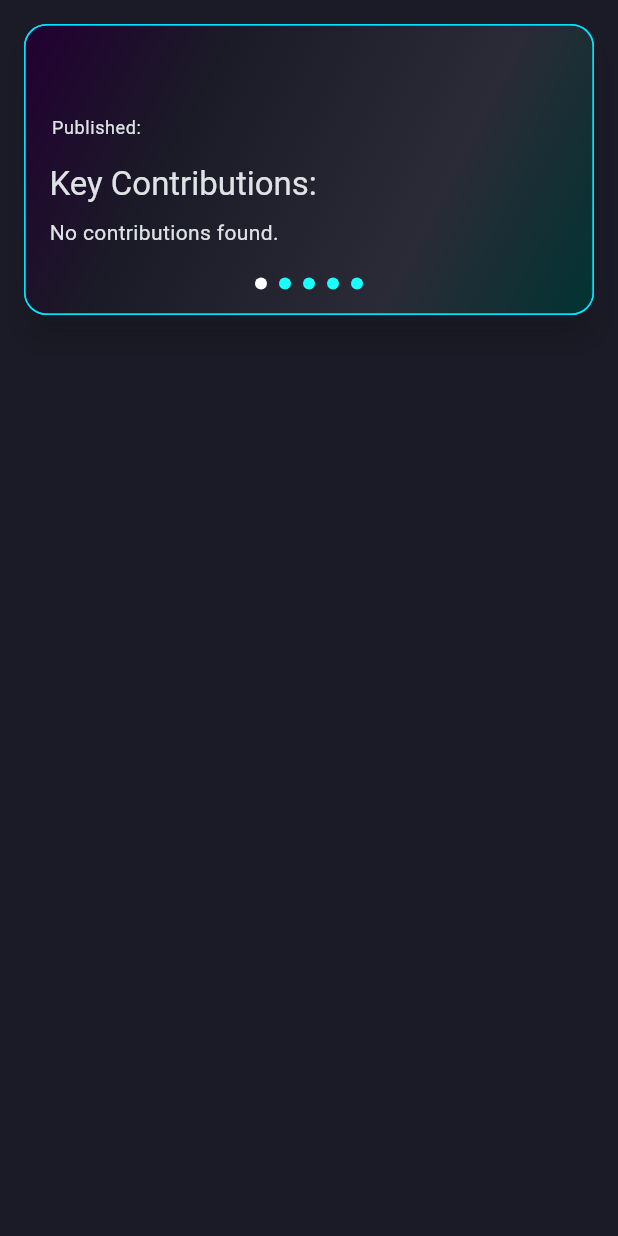
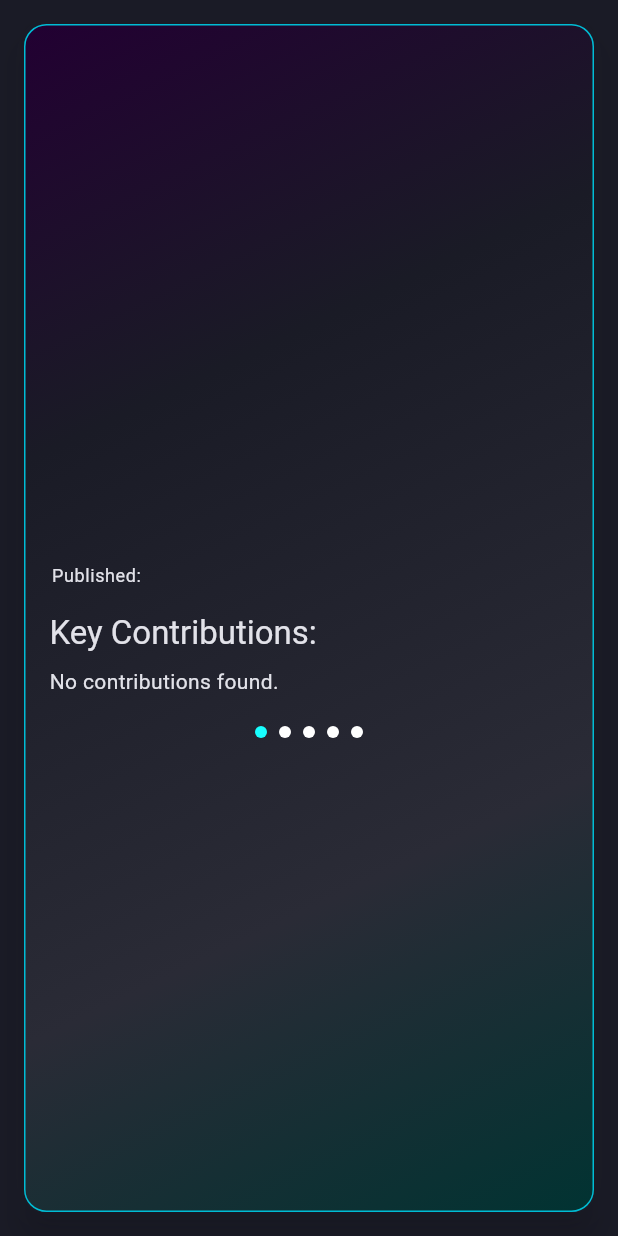
Before and after one commit to piromagnus/taiktok, a Flutter app: the PaperCard widget shown alone on an empty page, opened directly with empty values, on a phone screen of 412 x 824 dp. Run offline on Flutter 3.47's test engine with Material 3 defaults, Android fonts, the phone set to English and light mode, and no system bars; our stand-ins replace auto_size_text, cloud_firestore, firebase_core, shared_preferences; accounts and stored records are empty; network calls fail.

Commit message:
UI with animation + colors update + remove theme choice

```diff
--- a/taiktok/lib/main.dart
+++ b/taiktok/lib/main.dart
@@ -31,7 +31,7 @@ class MyApp extends StatefulWidget {
 }
 
 class _MyAppState extends State<MyApp> {
-  AppTheme _currentTheme = AppTheme.cyberNeon;
+  AppTheme _currentTheme = AppTheme.cyberGalaxy;
 
   @override
   void initState() {
@@ -41,11 +41,11 @@ class _MyAppState extends State<MyApp> {
 
   Future<void> _loadTheme() async {
     final prefs = await SharedPreferences.getInstance();
-    final themeName = prefs.getString('theme') ?? AppTheme.cyberNeon.name;
+    final themeName = prefs.getString('theme') ?? AppTheme.cyberGalaxy.name;
     setState(() {
       _currentTheme = AppTheme.values.firstWhere(
         (t) => t.name == themeName,
-        orElse: () => AppTheme.cyberNeon,
+        orElse: () => AppTheme.cyberGalaxy,
       );
     });
   }
@@ -630,28 +630,28 @@ class _SettingsDialogState extends State<_SettingsDialog> {
                 }
               },
             ),
-            const SizedBox(height: 20),
-            DropdownButtonFormField<AppTheme>(
-              value: _selectedTheme,
-              decoration: const InputDecoration(
-                labelText: 'Theme',
-                hintText: 'Select theme',
-              ),
-              items: AppTheme.values.map((theme) {
-                return DropdownMenuItem(
-                  value: theme,
-                  child: Text(theme.displayName),
-                );
-              }).toList(),
-              onChanged: (AppTheme? newValue) {
-                if (newValue != null) {
-                  setState(() {
-                    _selectedTheme = newValue;
-                  });
-                  widget.onThemeChanged(newValue);
-                }
-              },
-            ),
+            // const SizedBox(height: 20),
+            // DropdownButtonFormField<AppTheme>(
+            //   value: _selectedTheme,
+            //   decoration: const InputDecoration(
+            //     labelText: 'Theme',
+            //     hintText: 'Select theme',
+            //   ),
+            //   items: AppTheme.values.map((theme) {
+            //     return DropdownMenuItem(
+            //       value: theme,
+            //       child: Text(theme.displayName),
+            //     );
+            //   }).toList(),
+            //   onChanged: (AppTheme? newValue) {
+            //     if (newValue != null) {
+            //       setState(() {
+            //         _selectedTheme = newValue;
+            //       });
+            //       widget.onThemeChanged(newValue);
+            //     }
+            //   },
+            // ),
             const SizedBox(height: 20),
             ElevatedButton(
               onPressed: () {
@@ -681,6 +681,8 @@ class PaperCard extends StatefulWidget {
 }
 
 class _PaperCardState extends State<PaperCard> {
+  bool _leftTapped = false;
+  bool _rightTapped = false;
   int _currentSection = 0;
   final List<String> _sections = [
     'title',
@@ -727,9 +729,7 @@ class _PaperCardState extends State<PaperCard> {
           height: 8,
           decoration: BoxDecoration(
             shape: BoxShape.circle,
-            color: index == _currentSection
-                ? Colors.white
-                : Colors.cyanAccent.withValues(alpha: 100), // 0.3 * 255 = 77
+            color: index == _currentSection ? Colors.cyanAccent : Colors.white,
           ),
         ),
       ),
@@ -906,11 +906,11 @@ class _PaperCardState extends State<PaperCard> {
               children: widget.paper.tags
                   .map(
                     (tag) => Chip(
-                      backgroundColor:
-                          Colors.cyan.withValues(alpha: 51), // 0.2 * 255 = 51
+                      backgroundColor: Theme.of(context).colorScheme.tertiary,
                       side: BorderSide(
+                          width: 2,
                           color: Colors.cyan
-                              .withValues(alpha: 128)), // 0.5 * 255 = 128
+                              .withValues(alpha: 200)), // 0.5 * 255 = 128
                       label: Text(tag),
                     ),
                   )
@@ -930,7 +930,33 @@ class _PaperCardState extends State<PaperCard> {
     return Card(
       elevation: 8,
       margin: const EdgeInsets.all(16),
-      child: Container(
+      child: GestureDetector(
+        onTapDown: (details) {
+          final tapPosition = details.localPosition;
+          final isLeft = tapPosition.dx < MediaQuery.of(context).size.width / 2;
+          setState(() {
+            _leftTapped = isLeft;
+            _rightTapped = !isLeft;
+          });
+          Future.delayed(const Duration(milliseconds: 200), () {
+            if (mounted) {
+              setState(() {
+                _leftTapped = false;
+                _rightTapped = false;
+              });
+            }
+          });
+
+          if (tapPosition.dx < MediaQuery.of(context).size.width / 2) {
+            _previousSection();
+          } else {
+            _nextSection();
+          }
+        },
+        child: Stack(
+          children: [
+            Container(
+              height: double.infinity,
               decoration: BoxDecoration(
                 gradient: Theme.of(context).brightness == Brightness.dark
                     ? LinearGradient(
@@ -981,21 +1007,74 @@ class _PaperCardState extends State<PaperCard> {
                     : null,
               ),
               padding: const EdgeInsets.all(16),
-        child: GestureDetector(
-          onTapDown: (TapDownDetails details) {
-            // Get the tap position
-            final tapPosition = details.localPosition;
-            if (tapPosition.dx < MediaQuery.of(context).size.width / 2) {
-              _previousSection();
-            } else {
-              _nextSection();
-            }
-          },
               child: AnimatedSwitcher(
                 duration: const Duration(milliseconds: 300),
                 child: _buildContent(),
               ),
             ),
+            // Left half overlay
+            Positioned(
+              left: 0,
+              top: 0,
+              bottom: 0,
+              width: MediaQuery.of(context).size.width / 2,
+              child: AnimatedOpacity(
+                duration: const Duration(milliseconds: 300),
+                opacity: _leftTapped ? 0.02 : 0.0,
+                child: Container(
+                  alignment: Alignment.centerLeft,
+                  decoration: BoxDecoration(
+                    gradient: RadialGradient(
+                      center: Alignment.centerLeft,
+                      radius: 1,
+                      stops: const [0.0, 0.7, 1.0],
+                      colors: [
+                        // Colors.cyan.withValues(alpha: 10),
+                        // Colors.transparent,
+                        // Colors.transparent,
+                        // Colors.cyan.withValues(alpha: 2),
+                        // Colors.cyan.withValues(alpha: 10),
+                        Colors.cyan.withValues(alpha: 10),
+                        Colors.cyan.withValues(alpha: 5),
+                        Colors.transparent,
+                      ],
+                    ),
+                  ),
+                ),
+              ),
+            ),
+            // Right half overlay
+            Positioned(
+              right: 0,
+              top: 0,
+              bottom: 0,
+              width: MediaQuery.of(context).size.width / 2,
+              child: AnimatedOpacity(
+                duration: const Duration(milliseconds: 300),
+                opacity: _rightTapped ? 0.02 : 0.0,
+                child: Container(
+                  decoration: BoxDecoration(
+                    gradient: RadialGradient(
+                      center: Alignment.centerRight,
+                      radius: 1,
+                      stops: const [0.0, 0.7, 1.0],
+                      colors: [
+                        // Colors.cyan.withValues(alpha: 10),
+                        // Colors.transparent,
+                        // Colors.transparent,
+                        // Colors.cyan.withValues(alpha: 2),
+                        // Colors.cyan.withValues(alpha: 10),
+                        Colors.cyan.withValues(alpha: 10),
+                        Colors.cyan.withValues(alpha: 5),
+                        Colors.transparent,
+                      ],
+                    ),
+                  ),
+                ),
+              ),
+            ),
+          ],
+        ),
       ),
     );
   }
--- a/taiktok/lib/theme.dart
+++ b/taiktok/lib/theme.dart
@@ -204,13 +204,14 @@ class AppThemes {
       seedColor: Colors.blueAccent,
       surface: const Color(0xFF1A1B26),
       brightness: Brightness.dark,
-      background: const Color(0xFF1A1B26),
-      onBackground: Colors.white,
+      // background: const Color(0xFF1A1B26),
+      // onBackground: Colors.white,
       primary: Colors.cyanAccent,
       secondary: Colors.blueAccent,
+      tertiary: Colors.deepPurpleAccent,
     ).copyWith(
       surfaceTint: const Color(0xFF1A1B26),
-      background: const Color(0xFF1A1B26),
+      // background: const Color(0xFF1A1B26),
       surface: const Color(0xFF1A1B26),
       surfaceContainer: const Color(0xFF1A1B26),
       surfaceContainerLow: const Color(0xFF1A1B26),
@@ -221,7 +222,7 @@ class AppThemes {
     scaffoldBackgroundColor: const Color(0xFF1A1B26),
     canvasColor: const Color(0xFF1A1B26),
     cardColor: const Color(0xFF1A1B26),
-    dialogBackgroundColor: const Color(0xFF1A1B26),
+    // dialogBackgroundColor: const Color(0xFF1A1B26),
     // bottomAppBarColor: const Color(0xFF1A1B26),
     appBarTheme: const AppBarTheme(
       backgroundColor: Color(0xFF1F1F1F),
```
Lines whose indentation alone changed are shown as unchanged.
